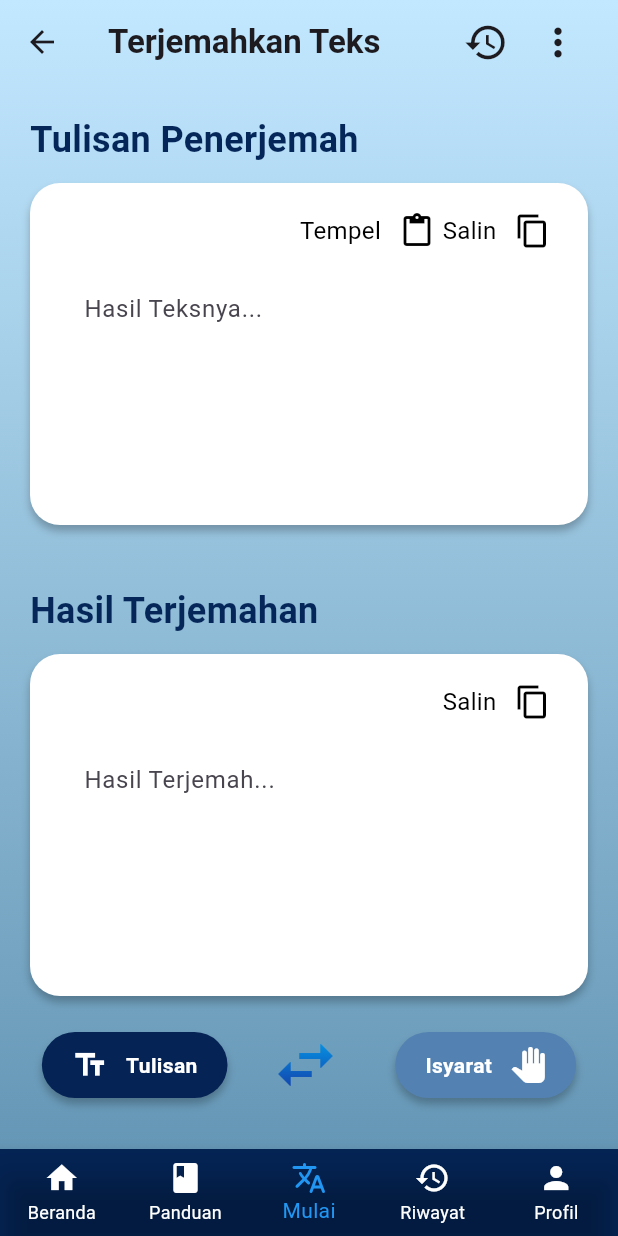
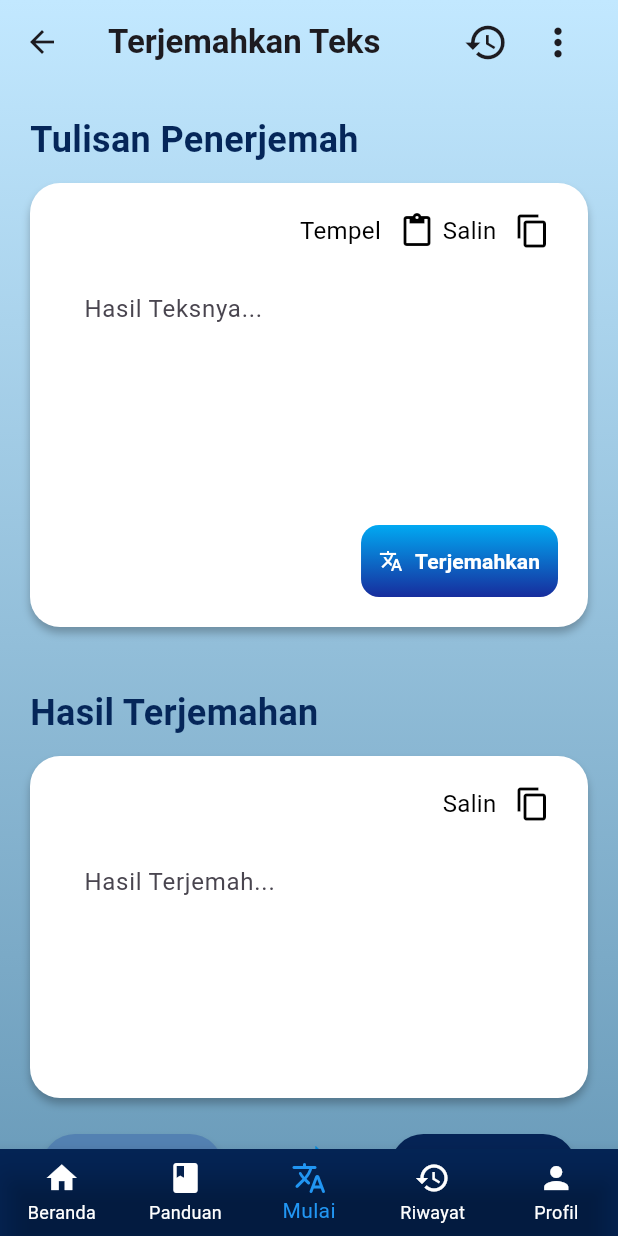
Before and after one commit to rakhargo/SignifyApp, a Flutter app: the TextTranslate screen opened directly, on a phone screen of 412 x 824 dp. Run offline on Flutter 3.47's test engine with Material 3 defaults, Android fonts, the light colour scheme and no system bars.

Commit message:
tambah button terjemahkan di fitur translate

```diff
--- a/lib/pages/home/translate/textTranslate.dart
+++ b/lib/pages/home/translate/textTranslate.dart
@@ -204,8 +204,7 @@ class _TextTranslateState extends State<TextTranslate> {
                                   onExit: (_) =>
                                       setState(() => _isHoveringPaste = false),
                                   child: GestureDetector(
-                                    onTap:
-                                        _pasteFromClipboard, // Using paste function
+                                    onTap: _pasteFromClipboard,
                                     child: Row(
                                       children: [
                                         Text(
@@ -219,7 +218,7 @@ class _TextTranslateState extends State<TextTranslate> {
                                         ),
                                         SizedBox(width: 12),
                                         Icon(
-                                          Icons.paste, // Using paste icon
+                                          Icons.paste,
                                           color: _isHoveringPaste
                                               ? Colors.blue
                                               : Colors.black,
@@ -236,9 +235,8 @@ class _TextTranslateState extends State<TextTranslate> {
                                   onExit: (_) => setState(
                                       () => _isHoveringCopyInput = false),
                                   child: GestureDetector(
-                                    onTap: () => _copyToClipboard(
-                                        _textController
-                                            .text), // Copy from input
+                                    onTap: () =>
+                                        _copyToClipboard(_textController.text),
                                     child: Row(
                                       children: [
                                         Text(
@@ -277,6 +275,55 @@ class _TextTranslateState extends State<TextTranslate> {
                                   ),
                                 ),
                               ),
+                            ),
+                            SizedBox(
+                                height:
+                                    20), // Jarak antara TextField dan Button
+                            Row(
+                              mainAxisAlignment: MainAxisAlignment.end,
+                              children: [
+                                Container(
+                                  decoration: BoxDecoration(
+                                    gradient: LinearGradient(
+                                      colors: [
+                                        Color(0xFF01A9F2), // Warna atas
+                                        Color(0xFF172D9D), // Warna bawah
+                                      ],
+                                      begin: Alignment.topCenter,
+                                      end: Alignment.bottomCenter,
+                                    ),
+                                    borderRadius: BorderRadius.circular(12),
+                                  ),
+                                  child: TextButton.icon(
+                                    onPressed: () {
+                                      // Fungsi untuk tombol "Terjemahkan"
+                                    },
+                                    icon: Icon(
+                                      Icons.translate,
+                                      color: Colors.white,
+                                      size: 16,
+                                    ),
+                                    label: Text(
+                                      'Terjemahkan',
+                                      style: TextStyle(
+                                        color: Colors.white,
+                                        fontSize: 14,
+                                        fontWeight: FontWeight.bold,
+                                      ),
+                                    ),
+                                    style: TextButton.styleFrom(
+                                      padding: EdgeInsets.symmetric(
+                                          vertical: 8, horizontal: 12),
+                                      backgroundColor: Colors
+                                          .transparent, // Transparan agar gradient terlihat
+                                      shape: RoundedRectangleBorder(
+                                        borderRadius: BorderRadius.circular(
+                                            12), // Sama dengan border gradient
+                                      ),
+                                    ),
+                                  ),
+                                ),
+                              ],
                             ),
                           ],
                         ),
@@ -378,8 +425,8 @@ class _TextTranslateState extends State<TextTranslate> {
                           children: [
                             // Tampilkan "Tulisan" atau "Isyarat" tergantung pada posisi
                             _isTulisanFirst
-                                ? _buildTulisanButton()
-                                : _buildIsyaratButton(),
+                                ? _buildIsyaratButton()
+                                : _buildTulisanButton(),
 
                             MouseRegion(
                               onEnter: (_) {
@@ -429,8 +476,8 @@ class _TextTranslateState extends State<TextTranslate> {
                               ),
                             ),
                             _isTulisanFirst
-                                ? _buildIsyaratButton()
-                                : _buildTulisanButton(),
+                                ? _buildTulisanButton()
+                                : _buildIsyaratButton(),
                           ],
                         ),
                       ],
@@ -469,8 +516,6 @@ class _TextTranslateState extends State<TextTranslate> {
         padding: EdgeInsets.symmetric(vertical: 10, horizontal: 20),
         child: Row(
           children: [
-            Icon(Icons.text_fields, color: Colors.white),
-            SizedBox(width: 12),
             Text(
               'Tulisan',
               style: TextStyle(
@@ -478,6 +523,8 @@ class _TextTranslateState extends State<TextTranslate> {
                 fontWeight: FontWeight.bold,
               ),
             ),
+            SizedBox(width: 12),
+            Icon(Icons.text_fields, color: Colors.white),
           ],
         ),
       ),
@@ -504,6 +551,8 @@ class _TextTranslateState extends State<TextTranslate> {
           padding: EdgeInsets.symmetric(vertical: 10, horizontal: 20),
           child: Row(
             children: [
+              Icon(Icons.pan_tool, color: Colors.white),
+              SizedBox(width: 12),
               Text(
                 'Isyarat',
                 style: TextStyle(
@@ -511,8 +560,6 @@ class _TextTranslateState extends State<TextTranslate> {
                   fontWeight: FontWeight.bold,
                 ),
               ),
-              SizedBox(width: 12),
-              Icon(Icons.pan_tool, color: Colors.white),
             ],
           ),
         ),
```
